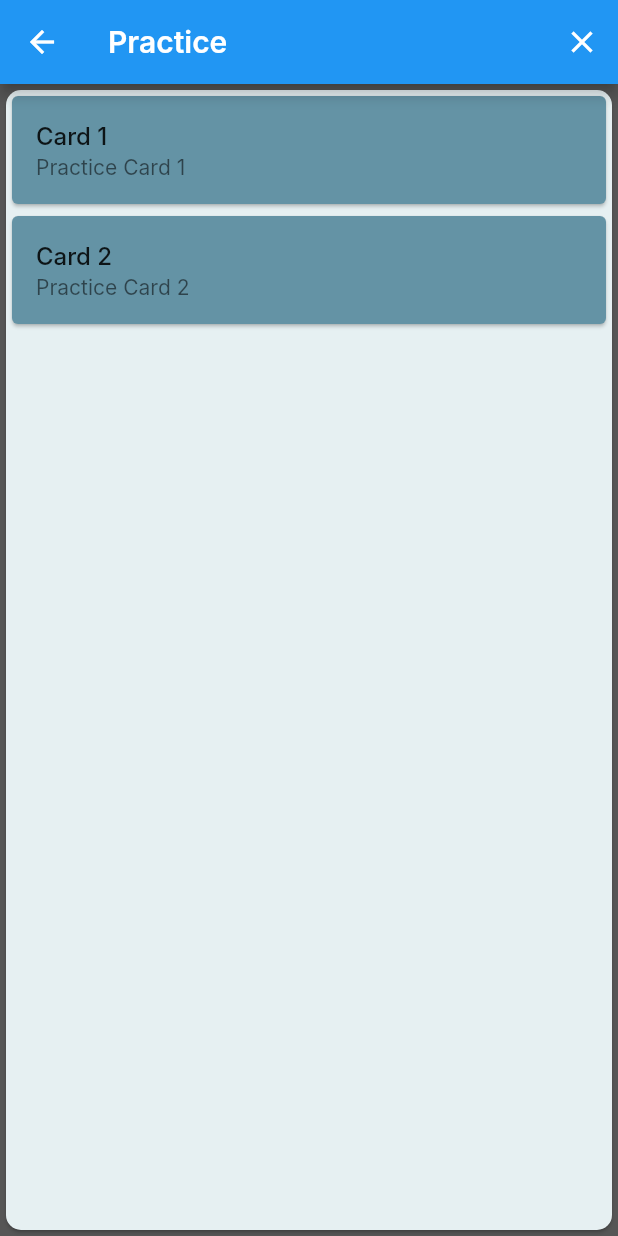
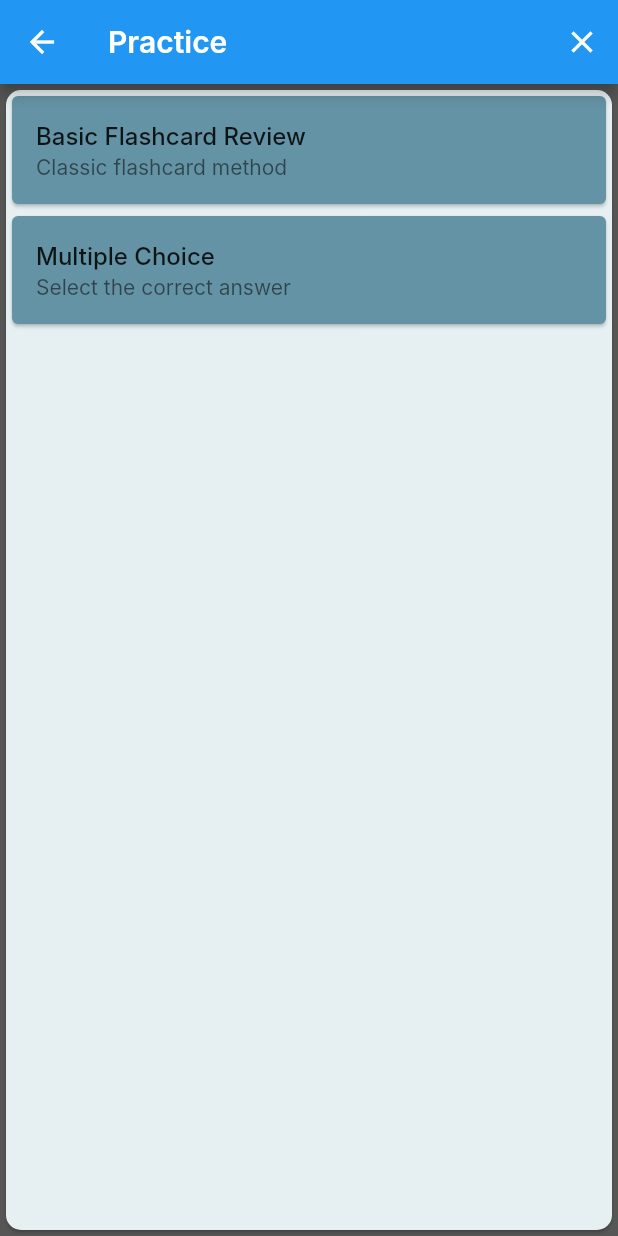
Before and after one commit to angelcustodio3/PeerUP, a Flutter app: the Practice screen opened directly, on a phone screen of 412 x 824 dp. Run offline on Flutter 3.47's test engine with Material 2 defaults, Android fonts, the phone set to English and light mode, and no system bars; our stand-ins replace expansion_tile_card; Roboto replaces fonts that are missing (Inter).

Commit message:
edited practice page labels

```diff
--- a/PeerUP/Flashcard/lib/main.dart
+++ b/PeerUP/Flashcard/lib/main.dart
@@ -539,8 +539,8 @@ class Practice extends StatelessWidget {
           child: Column(
             children: [
               PracticeCard(
-                title: 'Card 1',
-                subtitle: 'Practice Card 1',
+                title: 'Basic Flashcard Review',
+                subtitle: 'Classic flashcard method',
                 onTap: () {
                   // Navigate to another page for Card 1
                   Navigator.push(
@@ -552,8 +552,8 @@ class Practice extends StatelessWidget {
                 },
               ),
               PracticeCard(
-                title: 'Card 2',
-                subtitle: 'Practice Card 2',
+                title: 'Multiple Choice',
+                subtitle: 'Select the correct answer',
                 onTap: () {
                   // Navigate to another page for Card 2
                   Navigator.push(
```
